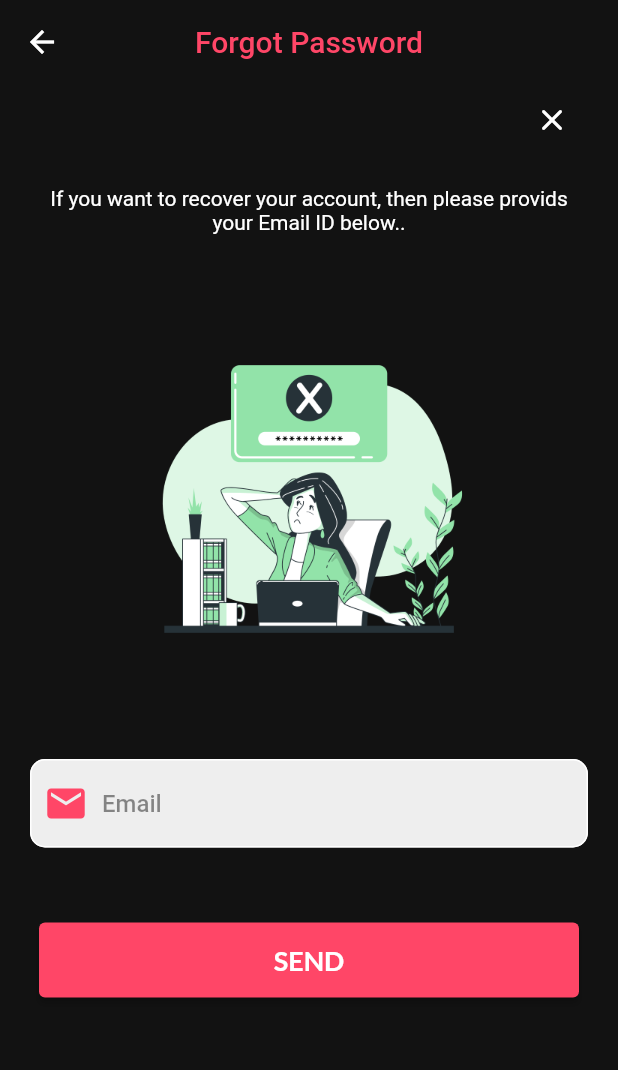
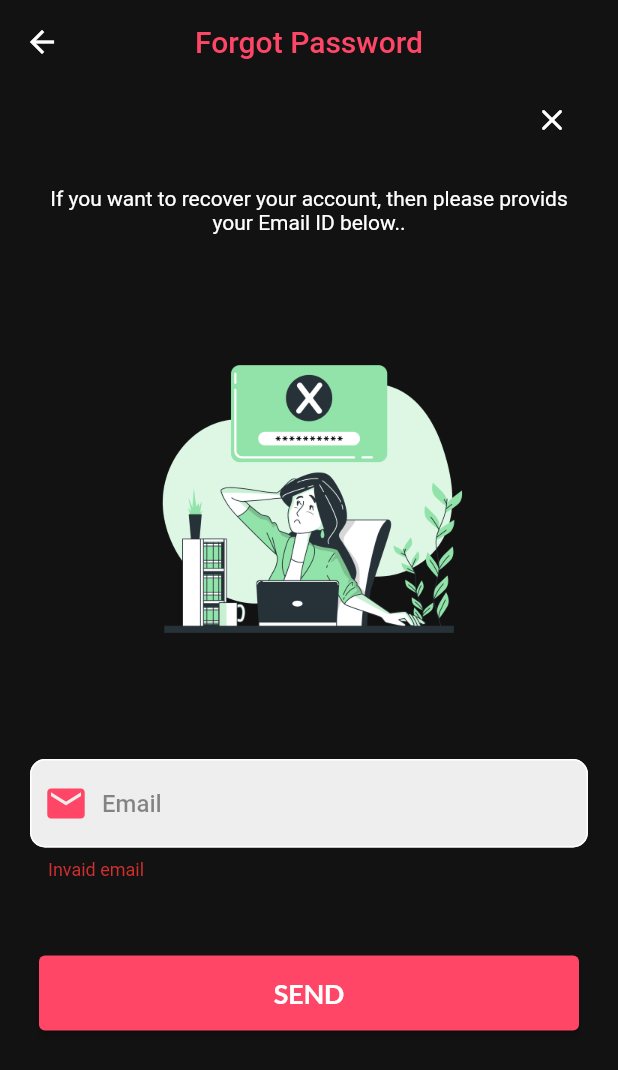
Before and after one commit to CheikhMelainie/Flutter-Mobile-App, a Flutter app: the ForgotPasswordScreen screen opened by its route, after a tap on "SEND", on a phone screen of 412 x 824 dp. Shown: the top 1070 px of the screen. Run offline on Flutter 3.47's test engine with Material 2 defaults, Android fonts, the phone set to English and light mode, and no system bars; our stand-ins replace firebase_auth, firebase_core, get, google_fonts, google_sign_in; accounts and stored records are empty.

```diff
--- a/lib/view/screens/auth/forgot_password_screen.dart
+++ b/lib/view/screens/auth/forgot_password_screen.dart
@@ -1,4 +1,5 @@
 import 'package:flutter/material.dart';
+import 'package:frist_app/logic/controlors/auth_controller.dart';
 import 'package:frist_app/utils/my_string.dart';
 import 'package:frist_app/utils/theme.dart';
 import 'package:frist_app/view/widgets/auth/auth_button.dart';
@@ -11,6 +12,8 @@ class ForgotPasswordScreen extends StatelessWidget {
 
   final formkey = GlobalKey<FormState>();
   final TextEditingController emailController = TextEditingController();
+
+  final controller = Get.find<AuthController>();
 
   @override
   Widget build(BuildContext context) {
@@ -99,7 +102,17 @@ class ForgotPasswordScreen extends StatelessWidget {
                   const SizedBox(
                     height: 50,
                   ),
-                  AuthButton(onPressed: () {}, text: "SEND")
+                  GetBuilder<AuthController>(builder: (_) {
+                    return AuthButton(
+                      onPressed: () {
+                        if (formkey.currentState!.validate()) {
+                          String email = emailController.text.trim();
+                          controller.restPassword(email);
+                        }
+                      },
+                      text: "SEND",
+                    );
+                  }),
                 ],
               ),
             ),
```
Also changed, not shown: lib/logic/controlors/auth_controller.dart (+54 -2 lines), lib/view/screens/auth/login_screen.dart (+10 -6 lines).
